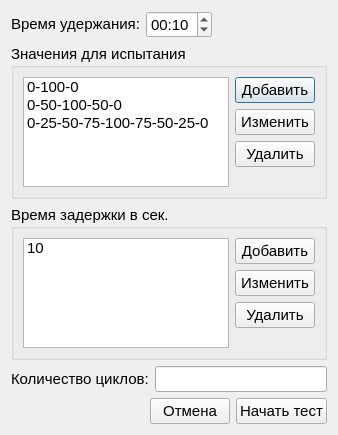
Old version of the form CyclicTestSettings.ui in the repository Rekvim/MpiSki.
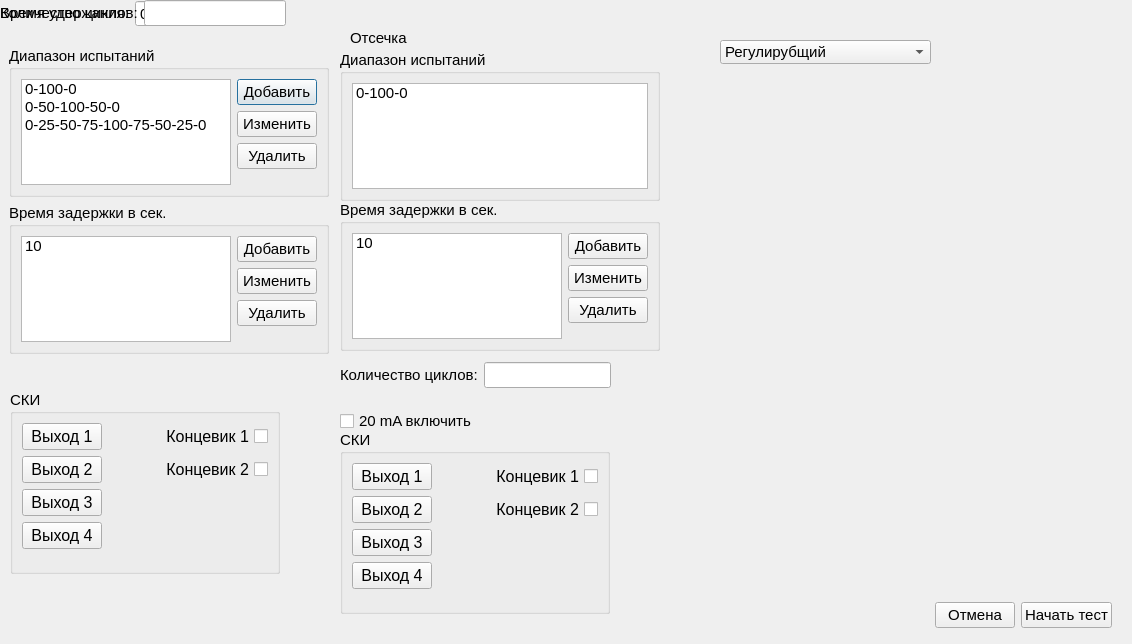
New version of the form.

Diff of the .ui file:
```diff
--- a/CyclicTestSettings.ui
+++ b/CyclicTestSettings.ui
@@ -6,8 +6,8 @@
    <rect>
     <x>0</x>
     <y>0</y>
-    <width>338</width>
-    <height>435</height>
+    <width>1132</width>
+    <height>644</height>
    </rect>
   </property>
   <property name="font">
@@ -18,60 +18,22 @@
   <property name="windowTitle">
    <string>Dialog</string>
   </property>
-  <layout class="QVBoxLayout" name="verticalLayout_3">
-   <item>
-    <layout class="QHBoxLayout" name="horizontalLayout_3">
-     <item>
-      <widget class="QLabel" name="label">
-       <property name="text">
-        <string>&lt;html&gt;&lt;head/&gt;&lt;body&gt;&lt;p&gt;&lt;span style=&quot; font-size:11pt;&quot;&gt;Время удержания:&lt;/span&gt;&lt;/p&gt;&lt;/body&gt;&lt;/html&gt;</string>
-       </property>
-      </widget>
-     </item>
-     <item>
-      <widget class="QTimeEdit" name="timeEdit">
-       <property name="currentSection">
-        <enum>QDateTimeEdit::Section::SecondSection</enum>
-       </property>
-       <property name="displayFormat">
-        <string>mm:ss</string>
-       </property>
-       <property name="currentSectionIndex">
-        <number>1</number>
-       </property>
-       <property name="time">
-        <time>
-         <hour>0</hour>
-         <minute>0</minute>
-         <second>10</second>
-        </time>
-       </property>
-      </widget>
-     </item>
-     <item>
-      <spacer name="horizontalSpacer">
-       <property name="orientation">
-        <enum>Qt::Orientation::Horizontal</enum>
-       </property>
-       <property name="sizeHint" stdset="0">
-        <size>
-         <width>40</width>
-         <height>20</height>
-        </size>
-       </property>
-      </spacer>
-     </item>
-    </layout>
-   </item>
-   <item>
     <widget class="QGroupBox" name="groupBox_2">
+   <property name="geometry">
+    <rect>
+     <x>9</x>
+     <y>46</y>
+     <width>320</width>
+     <height>151</height>
+    </rect>
+   </property>
      <property name="font">
       <font>
        <pointsize>11</pointsize>
       </font>
      </property>
      <property name="title">
-      <string>Значения для испытания</string>
+    <string>Диапазон испытаний</string>
      </property>
      <layout class="QHBoxLayout" name="horizontalLayout">
       <item>
@@ -136,9 +98,15 @@
       </item>
      </layout>
     </widget>
-   </item>
-   <item>
     <widget class="QGroupBox" name="groupBox">
+   <property name="geometry">
+    <rect>
+     <x>9</x>
+     <y>203</y>
+     <width>320</width>
+     <height>151</height>
+    </rect>
+   </property>
      <property name="title">
       <string>Время задержки в сек.</string>
      </property>
@@ -192,8 +160,566 @@
       </item>
      </layout>
     </widget>
-   </item>
+  <widget class="QGroupBox" name="groupBox_3">
+   <property name="geometry">
+    <rect>
+     <x>340</x>
+     <y>50</y>
+     <width>320</width>
+     <height>151</height>
+    </rect>
+   </property>
+   <property name="font">
+    <font>
+     <pointsize>11</pointsize>
+    </font>
+   </property>
+   <property name="title">
+    <string>Диапазон испытаний</string>
+   </property>
+   <layout class="QHBoxLayout" name="horizontalLayout_6">
+    <item>
+     <widget class="QListWidget" name="listWidget_value_2">
+      <property name="editTriggers">
+       <set>QAbstractItemView::EditTrigger::CurrentChanged|QAbstractItemView::EditTrigger::DoubleClicked|QAbstractItemView::EditTrigger::EditKeyPressed</set>
+      </property>
+      <item>
+       <property name="text">
+        <string>0-100-0</string>
+       </property>
+      </item>
+     </widget>
+    </item>
+   </layout>
+  </widget>
+  <widget class="QGroupBox" name="groupBox_4">
+   <property name="geometry">
+    <rect>
+     <x>340</x>
+     <y>200</y>
+     <width>320</width>
+     <height>151</height>
+    </rect>
+   </property>
+   <property name="title">
+    <string>Время задержки в сек.</string>
+   </property>
+   <layout class="QHBoxLayout" name="horizontalLayout_7">
    <item>
+     <widget class="QListWidget" name="listWidget_step_2">
+      <item>
+       <property name="text">
+        <string>10</string>
+       </property>
+      </item>
+     </widget>
+    </item>
+    <item>
+     <layout class="QVBoxLayout" name="verticalLayout_3">
+      <item>
+       <widget class="QPushButton" name="pushButton_add_delay_2">
+        <property name="text">
+         <string>Добавить</string>
+        </property>
+       </widget>
+      </item>
+      <item>
+       <widget class="QPushButton" name="pushButton_edit_delay_2">
+        <property name="text">
+         <string>Изменить</string>
+        </property>
+       </widget>
+      </item>
+      <item>
+       <widget class="QPushButton" name="pushButton_remove_delay_2">
+        <property name="text">
+         <string>Удалить</string>
+        </property>
+       </widget>
+      </item>
+      <item>
+       <spacer name="verticalSpacer_3">
+        <property name="orientation">
+         <enum>Qt::Orientation::Vertical</enum>
+        </property>
+        <property name="sizeHint" stdset="0">
+         <size>
+          <width>20</width>
+          <height>40</height>
+         </size>
+        </property>
+       </spacer>
+      </item>
+     </layout>
+    </item>
+   </layout>
+  </widget>
+  <widget class="QWidget" name="layoutWidget">
+   <property name="geometry">
+    <rect>
+     <x>340</x>
+     <y>360</y>
+     <width>271</width>
+     <height>30</height>
+    </rect>
+   </property>
+   <layout class="QHBoxLayout" name="horizontalLayout_8">
+    <item>
+     <widget class="QLabel" name="label_3">
+      <property name="text">
+       <string>Количество циклов:</string>
+      </property>
+     </widget>
+    </item>
+    <item>
+     <widget class="QLineEdit" name="lineEdit_number_cycles_2"/>
+    </item>
+   </layout>
+  </widget>
+  <widget class="QLabel" name="label_4">
+   <property name="geometry">
+    <rect>
+     <x>350</x>
+     <y>30</y>
+     <width>71</width>
+     <height>16</height>
+    </rect>
+   </property>
+   <property name="text">
+    <string>Отсечка</string>
+   </property>
+  </widget>
+  <widget class="QGroupBox" name="groupBox_DO">
+   <property name="geometry">
+    <rect>
+     <x>340</x>
+     <y>430</y>
+     <width>270</width>
+     <height>184</height>
+    </rect>
+   </property>
+   <property name="title">
+    <string>СКИ</string>
+   </property>
+   <layout class="QFormLayout" name="formLayout_2">
+    <item row="0" column="0">
+     <widget class="QPushButton" name="pushButton_DO0">
+      <property name="sizePolicy">
+       <sizepolicy hsizetype="Minimum" vsizetype="Preferred">
+        <horstretch>0</horstretch>
+        <verstretch>0</verstretch>
+       </sizepolicy>
+      </property>
+      <property name="font">
+       <font>
+        <pointsize>12</pointsize>
+       </font>
+      </property>
+      <property name="text">
+       <string>Выход 1</string>
+      </property>
+      <property name="checkable">
+       <bool>true</bool>
+      </property>
+      <property name="checked">
+       <bool>false</bool>
+      </property>
+      <property name="flat">
+       <bool>false</bool>
+      </property>
+     </widget>
+    </item>
+    <item row="0" column="1">
+     <widget class="QCheckBox" name="checkBox_DI1">
+      <property name="sizePolicy">
+       <sizepolicy hsizetype="Preferred" vsizetype="Preferred">
+        <horstretch>0</horstretch>
+        <verstretch>0</verstretch>
+       </sizepolicy>
+      </property>
+      <property name="font">
+       <font>
+        <pointsize>12</pointsize>
+       </font>
+      </property>
+      <property name="layoutDirection">
+       <enum>Qt::LayoutDirection::RightToLeft</enum>
+      </property>
+      <property name="text">
+       <string>Концевик 1</string>
+      </property>
+      <property name="checkable">
+       <bool>true</bool>
+      </property>
+     </widget>
+    </item>
+    <item row="1" column="0">
+     <widget class="QPushButton" name="pushButton_DO1">
+      <property name="sizePolicy">
+       <sizepolicy hsizetype="Minimum" vsizetype="Preferred">
+        <horstretch>0</horstretch>
+        <verstretch>0</verstretch>
+       </sizepolicy>
+      </property>
+      <property name="font">
+       <font>
+        <pointsize>12</pointsize>
+       </font>
+      </property>
+      <property name="text">
+       <string>Выход 2</string>
+      </property>
+      <property name="checkable">
+       <bool>true</bool>
+      </property>
+      <property name="checked">
+       <bool>false</bool>
+      </property>
+      <property name="flat">
+       <bool>false</bool>
+      </property>
+     </widget>
+    </item>
+    <item row="1" column="1">
+     <widget class="QCheckBox" name="checkBox_DI2">
+      <property name="sizePolicy">
+       <sizepolicy hsizetype="Preferred" vsizetype="Preferred">
+        <horstretch>0</horstretch>
+        <verstretch>0</verstretch>
+       </sizepolicy>
+      </property>
+      <property name="font">
+       <font>
+        <pointsize>12</pointsize>
+       </font>
+      </property>
+      <property name="layoutDirection">
+       <enum>Qt::LayoutDirection::RightToLeft</enum>
+      </property>
+      <property name="text">
+       <string>Концевик 2</string>
+      </property>
+      <property name="checkable">
+       <bool>true</bool>
+      </property>
+      <property name="checked">
+       <bool>false</bool>
+      </property>
+     </widget>
+    </item>
+    <item row="2" column="0">
+     <widget class="QPushButton" name="pushButton_DO2">
+      <property name="sizePolicy">
+       <sizepolicy hsizetype="Minimum" vsizetype="Preferred">
+        <horstretch>0</horstretch>
+        <verstretch>0</verstretch>
+       </sizepolicy>
+      </property>
+      <property name="font">
+       <font>
+        <pointsize>12</pointsize>
+       </font>
+      </property>
+      <property name="text">
+       <string>Выход 3</string>
+      </property>
+      <property name="checkable">
+       <bool>true</bool>
+      </property>
+      <property name="checked">
+       <bool>false</bool>
+      </property>
+      <property name="flat">
+       <bool>false</bool>
+      </property>
+     </widget>
+    </item>
+    <item row="3" column="0">
+     <widget class="QPushButton" name="pushButton_DO3">
+      <property name="sizePolicy">
+       <sizepolicy hsizetype="Minimum" vsizetype="Preferred">
+        <horstretch>0</horstretch>
+        <verstretch>0</verstretch>
+       </sizepolicy>
+      </property>
+      <property name="font">
+       <font>
+        <pointsize>12</pointsize>
+       </font>
+      </property>
+      <property name="text">
+       <string>Выход 4</string>
+      </property>
+      <property name="checkable">
+       <bool>true</bool>
+      </property>
+      <property name="checked">
+       <bool>false</bool>
+      </property>
+      <property name="flat">
+       <bool>false</bool>
+      </property>
+     </widget>
+    </item>
+   </layout>
+  </widget>
+  <widget class="QCheckBox" name="checkBox">
+   <property name="geometry">
+    <rect>
+     <x>340</x>
+     <y>410</y>
+     <width>141</width>
+     <height>22</height>
+    </rect>
+   </property>
+   <property name="text">
+    <string>20 mA включить</string>
+   </property>
+  </widget>
+  <widget class="QGroupBox" name="groupBox_DO_2">
+   <property name="geometry">
+    <rect>
+     <x>10</x>
+     <y>390</y>
+     <width>270</width>
+     <height>184</height>
+    </rect>
+   </property>
+   <property name="title">
+    <string>СКИ</string>
+   </property>
+   <layout class="QFormLayout" name="formLayout_3">
+    <item row="0" column="0">
+     <widget class="QPushButton" name="pushButton_DO0_2">
+      <property name="sizePolicy">
+       <sizepolicy hsizetype="Minimum" vsizetype="Preferred">
+        <horstretch>0</horstretch>
+        <verstretch>0</verstretch>
+       </sizepolicy>
+      </property>
+      <property name="font">
+       <font>
+        <pointsize>12</pointsize>
+       </font>
+      </property>
+      <property name="text">
+       <string>Выход 1</string>
+      </property>
+      <property name="checkable">
+       <bool>true</bool>
+      </property>
+      <property name="checked">
+       <bool>false</bool>
+      </property>
+      <property name="flat">
+       <bool>false</bool>
+      </property>
+     </widget>
+    </item>
+    <item row="0" column="1">
+     <widget class="QCheckBox" name="checkBox_DI1_2">
+      <property name="sizePolicy">
+       <sizepolicy hsizetype="Preferred" vsizetype="Preferred">
+        <horstretch>0</horstretch>
+        <verstretch>0</verstretch>
+       </sizepolicy>
+      </property>
+      <property name="font">
+       <font>
+        <pointsize>12</pointsize>
+       </font>
+      </property>
+      <property name="layoutDirection">
+       <enum>Qt::LayoutDirection::RightToLeft</enum>
+      </property>
+      <property name="text">
+       <string>Концевик 1</string>
+      </property>
+      <property name="checkable">
+       <bool>true</bool>
+      </property>
+     </widget>
+    </item>
+    <item row="1" column="0">
+     <widget class="QPushButton" name="pushButton_DO1_2">
+      <property name="sizePolicy">
+       <sizepolicy hsizetype="Minimum" vsizetype="Preferred">
+        <horstretch>0</horstretch>
+        <verstretch>0</verstretch>
+       </sizepolicy>
+      </property>
+      <property name="font">
+       <font>
+        <pointsize>12</pointsize>
+       </font>
+      </property>
+      <property name="text">
+       <string>Выход 2</string>
+      </property>
+      <property name="checkable">
+       <bool>true</bool>
+      </property>
+      <property name="checked">
+       <bool>false</bool>
+      </property>
+      <property name="flat">
+       <bool>false</bool>
+      </property>
+     </widget>
+    </item>
+    <item row="1" column="1">
+     <widget class="QCheckBox" name="checkBox_DI2_2">
+      <property name="sizePolicy">
+       <sizepolicy hsizetype="Preferred" vsizetype="Preferred">
+        <horstretch>0</horstretch>
+        <verstretch>0</verstretch>
+       </sizepolicy>
+      </property>
+      <property name="font">
+       <font>
+        <pointsize>12</pointsize>
+       </font>
+      </property>
+      <property name="layoutDirection">
+       <enum>Qt::LayoutDirection::RightToLeft</enum>
+      </property>
+      <property name="text">
+       <string>Концевик 2</string>
+      </property>
+      <property name="checkable">
+       <bool>true</bool>
+      </property>
+      <property name="checked">
+       <bool>false</bool>
+      </property>
+     </widget>
+    </item>
+    <item row="2" column="0">
+     <widget class="QPushButton" name="pushButton_DO2_2">
+      <property name="sizePolicy">
+       <sizepolicy hsizetype="Minimum" vsizetype="Preferred">
+        <horstretch>0</horstretch>
+        <verstretch>0</verstretch>
+       </sizepolicy>
+      </property>
+      <property name="font">
+       <font>
+        <pointsize>12</pointsize>
+       </font>
+      </property>
+      <property name="text">
+       <string>Выход 3</string>
+      </property>
+      <property name="checkable">
+       <bool>true</bool>
+      </property>
+      <property name="checked">
+       <bool>false</bool>
+      </property>
+      <property name="flat">
+       <bool>false</bool>
+      </property>
+     </widget>
+    </item>
+    <item row="3" column="0">
+     <widget class="QPushButton" name="pushButton_DO3_2">
+      <property name="sizePolicy">
+       <sizepolicy hsizetype="Minimum" vsizetype="Preferred">
+        <horstretch>0</horstretch>
+        <verstretch>0</verstretch>
+       </sizepolicy>
+      </property>
+      <property name="font">
+       <font>
+        <pointsize>12</pointsize>
+       </font>
+      </property>
+      <property name="text">
+       <string>Выход 4</string>
+      </property>
+      <property name="checkable">
+       <bool>true</bool>
+      </property>
+      <property name="checked">
+       <bool>false</bool>
+      </property>
+      <property name="flat">
+       <bool>false</bool>
+      </property>
+     </widget>
+    </item>
+   </layout>
+  </widget>
+  <widget class="QComboBox" name="comboBox">
+   <property name="geometry">
+    <rect>
+     <x>720</x>
+     <y>40</y>
+     <width>211</width>
+     <height>24</height>
+    </rect>
+   </property>
+   <item>
+    <property name="text">
+     <string>Регулирубщий</string>
+    </property>
+   </item>
+   <item>
+    <property name="text">
+     <string>Отсечной</string>
+    </property>
+   </item>
+   <item>
+    <property name="text">
+     <string>Запорно-отсечной</string>
+    </property>
+   </item>
+  </widget>
+  <widget class="QWidget" name="">
+   <layout class="QHBoxLayout" name="horizontalLayout_3">
+    <item>
+     <widget class="QLabel" name="label">
+      <property name="text">
+       <string>&lt;html&gt;&lt;head/&gt;&lt;body&gt;&lt;p&gt;&lt;span style=&quot; font-size:11pt;&quot;&gt;Время удержания:&lt;/span&gt;&lt;/p&gt;&lt;/body&gt;&lt;/html&gt;</string>
+      </property>
+     </widget>
+    </item>
+    <item>
+     <widget class="QTimeEdit" name="timeEdit">
+      <property name="currentSection">
+       <enum>QDateTimeEdit::Section::SecondSection</enum>
+      </property>
+      <property name="displayFormat">
+       <string>mm:ss</string>
+      </property>
+      <property name="currentSectionIndex">
+       <number>1</number>
+      </property>
+      <property name="time">
+       <time>
+        <hour>0</hour>
+        <minute>0</minute>
+        <second>10</second>
+       </time>
+      </property>
+     </widget>
+    </item>
+    <item>
+     <spacer name="horizontalSpacer">
+      <property name="orientation">
+       <enum>Qt::Orientation::Horizontal</enum>
+      </property>
+      <property name="sizeHint" stdset="0">
+       <size>
+        <width>40</width>
+        <height>20</height>
+       </size>
+      </property>
+     </spacer>
+    </item>
+   </layout>
+  </widget>
+  <widget class="QWidget" name="">
     <layout class="QHBoxLayout" name="horizontalLayout_5">
      <item>
       <widget class="QLabel" name="label_2">
@@ -206,8 +732,16 @@
       <widget class="QLineEdit" name="lineEdit_number_cycles"/>
      </item>
     </layout>
-   </item>
-   <item>
+  </widget>
+  <widget class="QWidget" name="">
+   <property name="geometry">
+    <rect>
+     <x>890</x>
+     <y>600</y>
+     <width>222</width>
+     <height>30</height>
+    </rect>
+   </property>
     <layout class="QHBoxLayout" name="horizontalLayout_4">
      <item>
       <spacer name="horizontalSpacer_2">
@@ -237,8 +771,7 @@
       </widget>
      </item>
     </layout>
-   </item>
-  </layout>
+  </widget>
  </widget>
  <resources/>
  <connections/>
```
Lines whose indentation alone changed are shown as unchanged.
